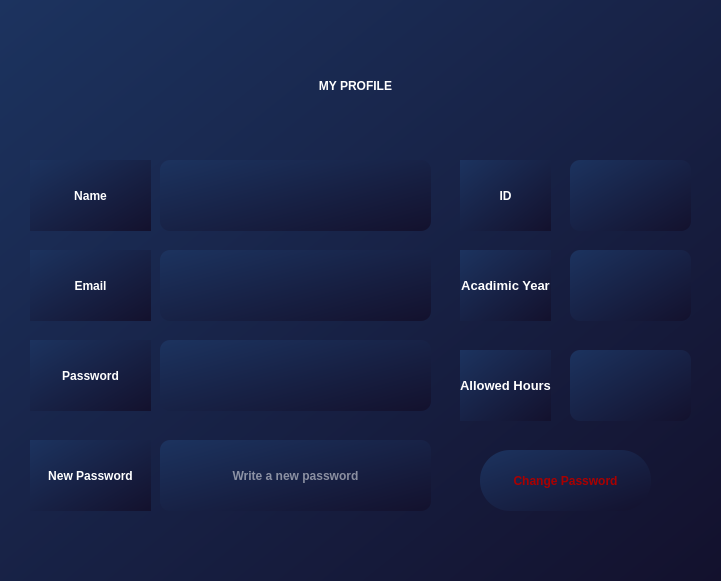
Old version of the form Qt/frame.ui in the repository KerollosRady/University-mangament-system.
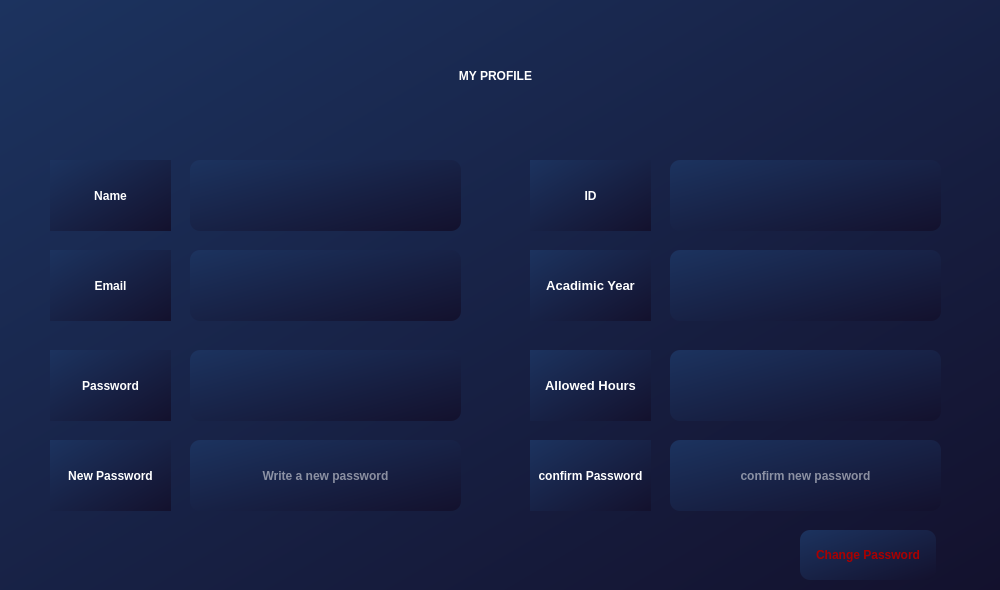
New version of the form.

```diff
--- a/Qt/frame.ui
+++ b/Qt/frame.ui
@@ -6,8 +6,8 @@
    <rect>
     <x>0</x>
     <y>0</y>
-    <width>721</width>
-    <height>581</height>
+    <width>1000</width>
+    <height>590</height>
    </rect>
   </property>
   <property name="windowTitle">
@@ -22,7 +22,7 @@
   <widget class="QLabel" name="username">
    <property name="geometry">
     <rect>
-     <x>160</x>
+     <x>190</x>
      <y>160</y>
      <width>271</width>
      <height>71</height>
@@ -43,7 +43,7 @@
   <widget class="QLabel" name="Email">
    <property name="geometry">
     <rect>
-     <x>160</x>
+     <x>190</x>
      <y>250</y>
      <width>271</width>
      <height>71</height>
@@ -64,17 +64,17 @@
   <widget class="QPushButton" name="ChangePassBtn">
    <property name="geometry">
     <rect>
-     <x>480</x>
-     <y>450</y>
-     <width>171</width>
-     <height>61</height>
+     <x>800</x>
+     <y>530</y>
+     <width>136</width>
+     <height>50</height>
     </rect>
    </property>
    <property name="cursor">
     <cursorShape>PointingHandCursor</cursorShape>
    </property>
    <property name="styleSheet">
-    <string notr="true">    border-radius: 30px;
+    <string notr="true">    border-radius: 10px;
    color : rgb(170, 0, 0)</string>
    </property>
    <property name="text">
@@ -84,7 +84,7 @@
   <widget class="QLabel" name="label">
    <property name="geometry">
     <rect>
-     <x>30</x>
+     <x>50</x>
      <y>160</y>
      <width>121</width>
      <height>71</height>
@@ -100,7 +100,7 @@
   <widget class="QLabel" name="label_2">
    <property name="geometry">
     <rect>
-     <x>30</x>
+     <x>50</x>
      <y>250</y>
      <width>121</width>
      <height>71</height>
@@ -116,8 +116,8 @@
   <widget class="QLabel" name="label_4">
    <property name="geometry">
     <rect>
-     <x>30</x>
-     <y>340</y>
+     <x>50</x>
+     <y>350</y>
      <width>121</width>
      <height>71</height>
     </rect>
@@ -132,8 +132,8 @@
   <widget class="QLabel" name="pass">
    <property name="geometry">
     <rect>
-     <x>160</x>
-     <y>340</y>
+     <x>190</x>
+     <y>350</y>
      <width>271</width>
      <height>71</height>
     </rect>
@@ -153,7 +153,7 @@
   <widget class="QLabel" name="label_3">
    <property name="geometry">
     <rect>
-     <x>30</x>
+     <x>50</x>
      <y>440</y>
      <width>121</width>
      <height>71</height>
@@ -169,7 +169,7 @@
   <widget class="QLineEdit" name="newPass">
    <property name="geometry">
     <rect>
-     <x>160</x>
+     <x>190</x>
      <y>440</y>
      <width>271</width>
      <height>71</height>
@@ -193,9 +193,9 @@
   <widget class="QLabel" name="label_5">
    <property name="geometry">
     <rect>
-     <x>460</x>
+     <x>530</x>
      <y>160</y>
-     <width>91</width>
+     <width>121</width>
      <height>71</height>
     </rect>
    </property>
@@ -209,9 +209,9 @@
   <widget class="QLabel" name="id">
    <property name="geometry">
     <rect>
-     <x>570</x>
+     <x>670</x>
      <y>160</y>
-     <width>121</width>
+     <width>271</width>
      <height>71</height>
     </rect>
    </property>
@@ -230,9 +230,9 @@
   <widget class="QLabel" name="AcadimicYear">
    <property name="geometry">
     <rect>
-     <x>570</x>
+     <x>670</x>
      <y>250</y>
-     <width>121</width>
+     <width>271</width>
      <height>71</height>
     </rect>
    </property>
@@ -251,9 +251,9 @@
   <widget class="QLabel" name="label_6">
    <property name="geometry">
     <rect>
-     <x>460</x>
+     <x>530</x>
      <y>250</y>
-     <width>91</width>
+     <width>121</width>
      <height>71</height>
     </rect>
    </property>
@@ -270,9 +270,9 @@
   <widget class="QLabel" name="label_7">
    <property name="geometry">
     <rect>
-     <x>460</x>
+     <x>530</x>
      <y>350</y>
-     <width>91</width>
+     <width>121</width>
      <height>71</height>
     </rect>
    </property>
@@ -289,9 +289,9 @@
   <widget class="QLabel" name="AllowedHours">
    <property name="geometry">
     <rect>
-     <x>570</x>
+     <x>670</x>
      <y>350</y>
-     <width>121</width>
+     <width>271</width>
      <height>71</height>
     </rect>
    </property>
@@ -310,8 +310,8 @@
   <widget class="QLabel" name="label_8">
    <property name="geometry">
     <rect>
-     <x>150</x>
-     <y>30</y>
+     <x>290</x>
+     <y>20</y>
      <width>411</width>
      <height>111</height>
     </rect>
@@ -335,10 +335,10 @@
   <widget class="QLabel" name="validation">
    <property name="geometry">
     <rect>
-     <x>160</x>
+     <x>340</x>
      <y>520</y>
      <width>271</width>
-     <height>41</height>
+     <height>51</height>
     </rect>
    </property>
    <property name="styleSheet">
@@ -355,6 +355,46 @@
     <set>Qt::AlignCenter</set>
    </property>
   </widget>
+  <widget class="QLineEdit" name="confirmpass">
+   <property name="geometry">
+    <rect>
+     <x>670</x>
+     <y>440</y>
+     <width>271</width>
+     <height>71</height>
+    </rect>
+   </property>
+   <property name="styleSheet">
+    <string notr="true">    border-radius: 10px;
+
+text-align:center;</string>
+   </property>
+   <property name="echoMode">
+    <enum>QLineEdit::Password</enum>
+   </property>
+   <property name="alignment">
+    <set>Qt::AlignCenter</set>
+   </property>
+   <property name="placeholderText">
+    <string>confirm new password</string>
+   </property>
+  </widget>
+  <widget class="QLabel" name="label_9">
+   <property name="geometry">
+    <rect>
+     <x>530</x>
+     <y>440</y>
+     <width>121</width>
+     <height>71</height>
+    </rect>
+   </property>
+   <property name="text">
+    <string>confirm Password</string>
+   </property>
+   <property name="alignment">
+    <set>Qt::AlignCenter</set>
+   </property>
+  </widget>
  </widget>
  <resources/>
  <connections/>
```
